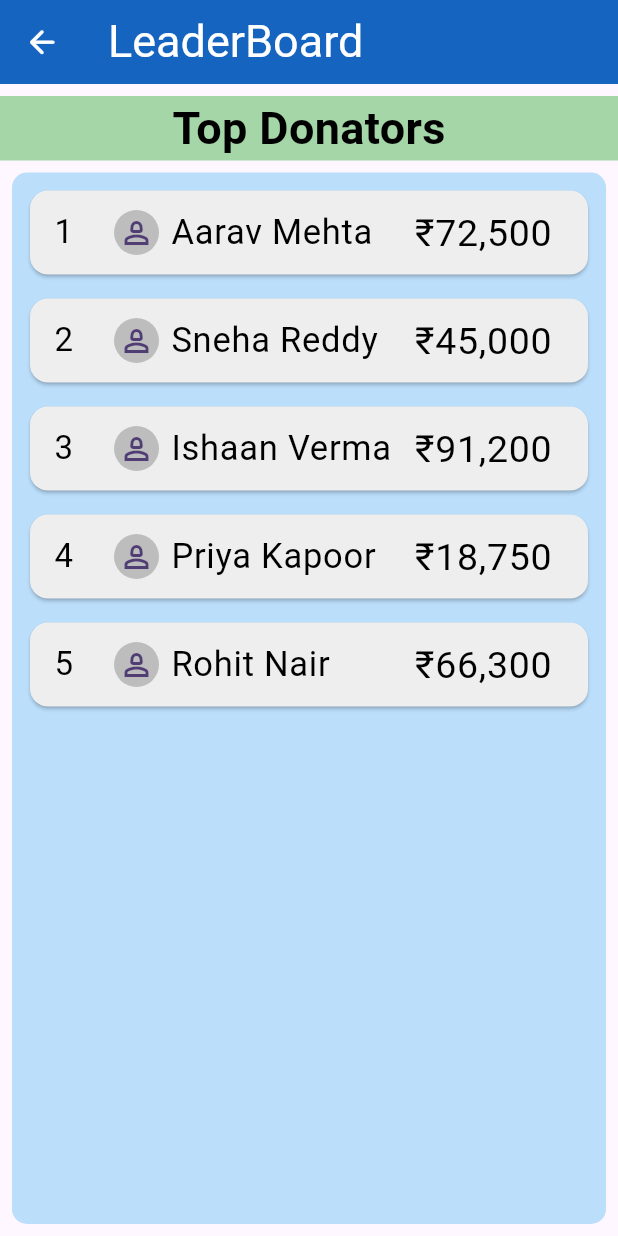
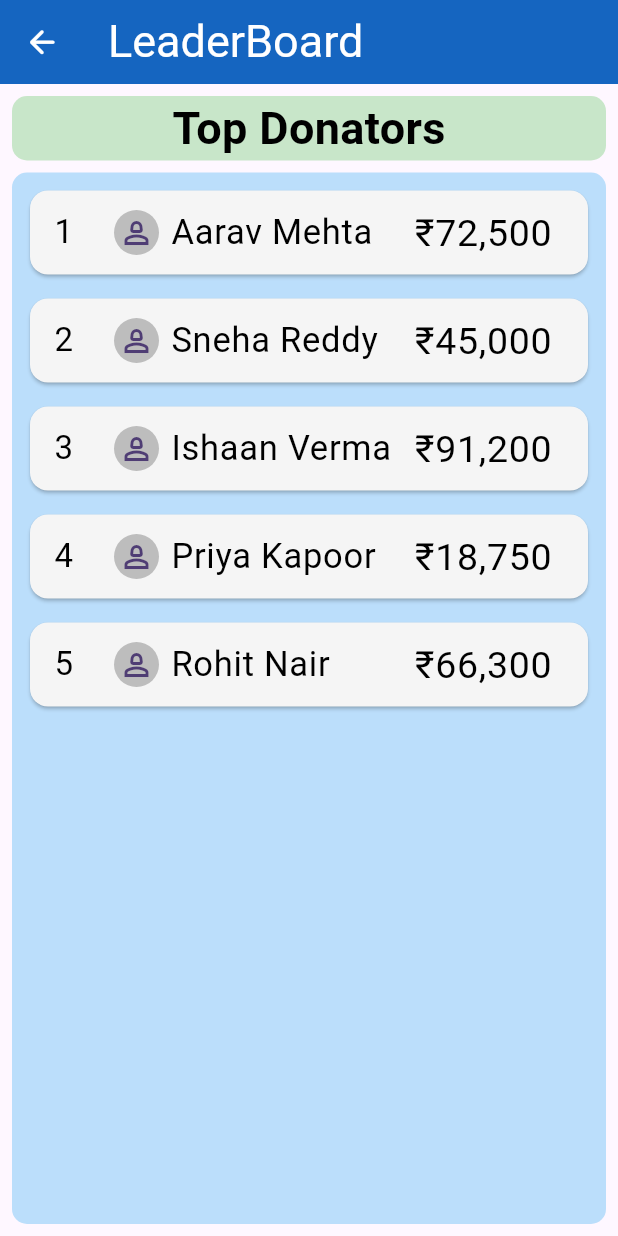
Before and after one commit to Raja-Soni/DashBoard-App, a Flutter app: the LeaderboardPage screen opened directly, on a phone screen of 412 x 824 dp. Run offline on Flutter 3.47's test engine with Material 3 defaults, Android fonts, the phone set to English and light mode, and no system bars; our stand-ins replace page_transition.

Commit message:
Made Leaderboard page look more appealing.

```diff
--- a/lib/pages/leaderboard_page.dart
+++ b/lib/pages/leaderboard_page.dart
@@ -42,10 +42,11 @@ class LeaderboardPageState extends State<LeaderboardPage> {
         body: Column(
           children: [
             Padding(
-              padding: const EdgeInsets.only(top: 8.0),
+              padding: const EdgeInsets.only(top: 8.0, left: 8.0, right: 8.0),
               child: CustomContainer(
                 width: double.infinity,
-                backgroundColor: Colors.green.shade200,
+                borderRadius: 10,
+                backgroundColor: Colors.green.shade100,
                 child: Center(
                   child: CustomText(
                     text: "Top Donators",
@@ -71,7 +72,7 @@ class LeaderboardPageState extends State<LeaderboardPage> {
                         top: 8.0,
                       ),
                       child: Card(
-                        color: Colors.grey.shade200,
+                        color: Colors.grey.shade100,
                         child: ListTile(
                           leading: CustomText(
                             text: "${index + 1}",
```
